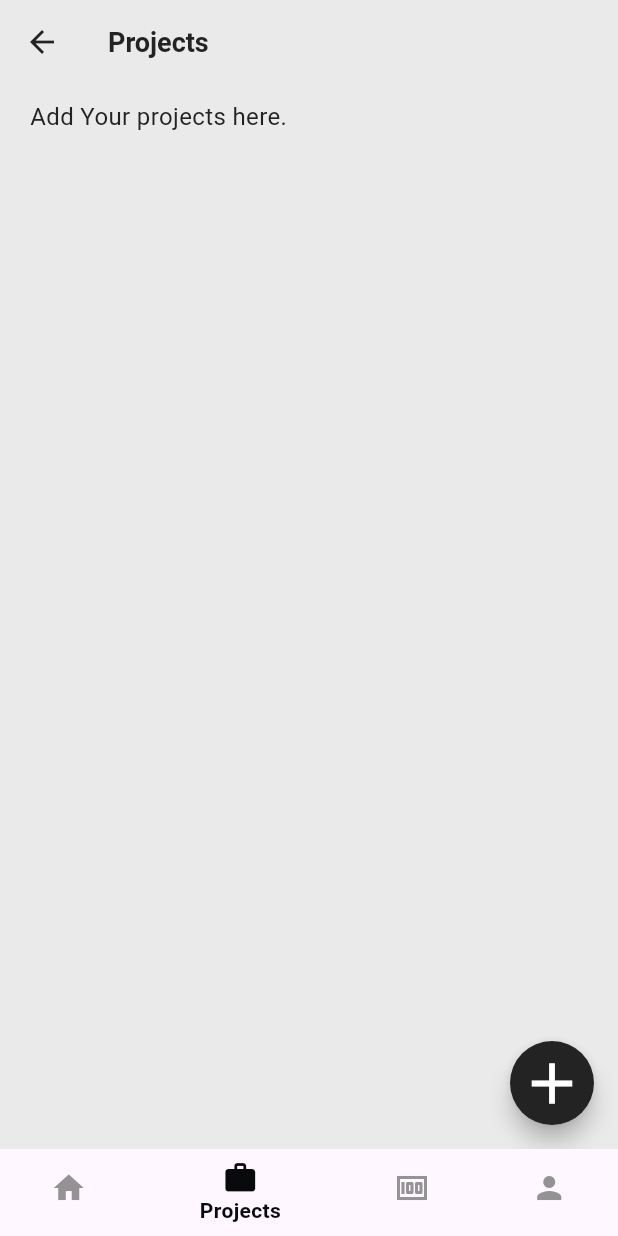
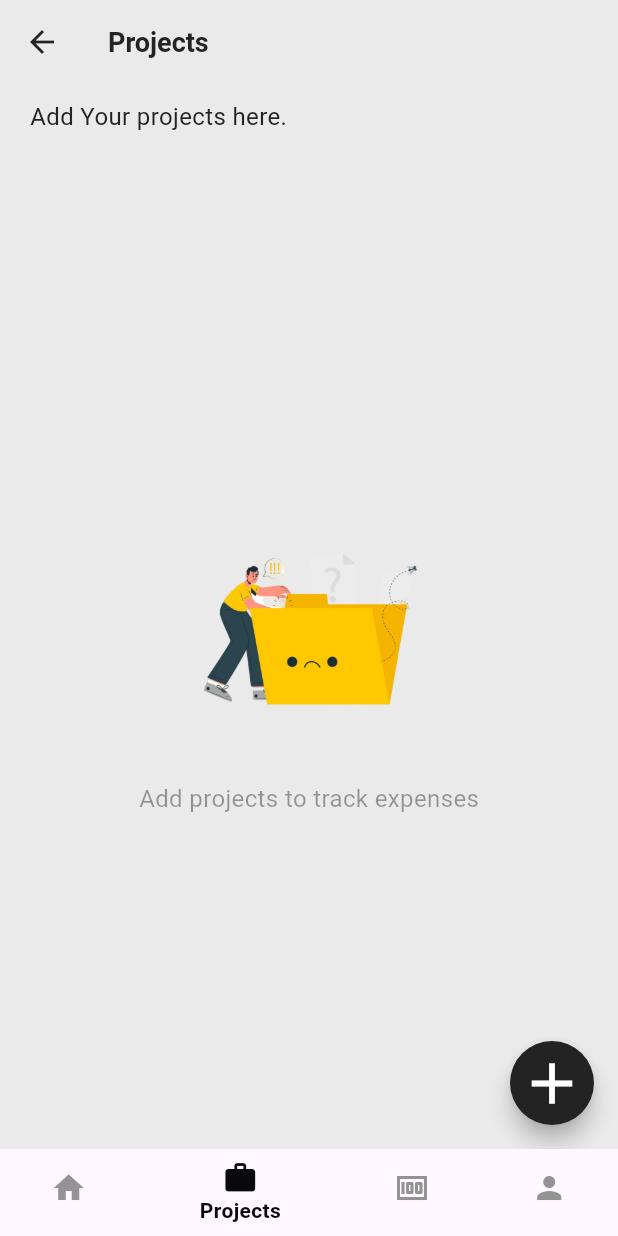
Before and after one commit to Shahab-Malikk/trackIt, a Flutter app: the Tabs screen opened directly, item 2 of the bottom bar chosen, on a phone screen of 412 x 824 dp. Run offline on Flutter 3.47's test engine with Material 3 defaults, Android fonts, the phone set to English and light mode, and no system bars; our stand-ins replace cloud_firestore, firebase_auth, firebase_core, flutter_screenutil, transparent_image; accounts and stored records are empty; network calls fail; Roboto replaces fonts that are missing (Poppins).

Commit message:
Refactored code and removed unused code

```diff
--- a/lib/screens/home.dart
+++ b/lib/screens/home.dart
@@ -56,7 +56,7 @@ class _HomeScreenState extends State<HomeScreen> {
       try {
         userData = await UserDataService(fireStoreService).getUserData(uid);
         if (userData != null) {
-          print('User Data: $userData');
+          // debugPrint('User Data: $userData');
           setState(() {
             userName = userData?['userName'];
           });
--- a/lib/screens/project_detail.dart
+++ b/lib/screens/project_detail.dart
@@ -69,7 +69,6 @@ class _ProjectDetailScreenState extends State<ProjectDetailScreen> {
       }
     } catch (e) {
       UtilityFunctions().showInfoMessage("An error occured.", context);
-      print(e);
     }
   }
 
--- a/lib/screens/reconcilation.dart
+++ b/lib/screens/reconcilation.dart
@@ -18,7 +18,7 @@ class _ReconcilationScreenState extends State<ReconcilationScreen> {
     showModalBottomSheet(
       isScrollControlled: true,
       context: context,
-      builder: (ctx) => AddIncome(),
+      builder: (ctx) => const AddIncome(),
     );
   }
 
--- a/lib/screens/tabs.dart
+++ b/lib/screens/tabs.dart
@@ -38,7 +38,7 @@ class _TabsState extends State<Tabs> {
       try {
         userData = await UserDataService(fireStoreService).getUserData(uid);
         if (userData != null) {
-          print('User Data: $userData');
+          // debugPrint('User Data: $userData');
           setState(() {
             userName = userData?['userName'];
           });
--- a/lib/user_data_service.dart
+++ b/lib/user_data_service.dart
@@ -53,11 +53,9 @@ class UserDataService {
       if (userDoc.exists) {
         return userDoc.data() as Map<String, dynamic>;
       } else {
-        print('No data found for user with UID: $userId');
         return null;
       }
     } catch (e) {
-      print('Error fetching user data: $e');
       return null;
     }
   }
--- a/lib/widgets/balance_cards.dart
+++ b/lib/widgets/balance_cards.dart
@@ -32,7 +32,7 @@ class BalanceCards extends StatelessWidget {
                     mainAxisAlignment: MainAxisAlignment.center,
                     children: [
                       Text(
-                        '\$${financialData.totalBalance.toStringAsFixed(1)}',
+                        financialData.totalBalance.toStringAsFixed(1),
                         style: const TextStyle(
                             color: TColors.lightGreen,
                             fontSize: 22,
@@ -72,7 +72,7 @@ class BalanceCards extends StatelessWidget {
                     mainAxisAlignment: MainAxisAlignment.center,
                     children: [
                       Text(
-                        '\$${financialData.totalExpenses.toStringAsFixed(1)}',
+                        financialData.totalExpenses.toStringAsFixed(1),
                         style: const TextStyle(
                             color: TColors.lightOrange,
                             fontSize: 22,
--- a/lib/widgets/expense_item.dart
+++ b/lib/widgets/expense_item.dart
@@ -18,9 +18,7 @@ class ExpenseItem extends StatelessWidget {
 
   String get expenseAmount {
     String formattedAmount = expense.amount.toStringAsFixed(2);
-
-    //the dollar sign and handle negative amounts
-    return '-\$${formattedAmount}';
+    return '-$formattedAmount';
   }
 
   @override
--- a/lib/widgets/new_expense.dart
+++ b/lib/widgets/new_expense.dart
@@ -4,7 +4,6 @@ import 'package:expense_tracker/models/firestore_services.dart';
 import 'package:expense_tracker/theme/colors.dart';
 import 'package:expense_tracker/theme/sizes.dart';
 import 'package:flutter/material.dart';
-import 'package:flutter/widgets.dart';
 
 class NewExpense extends StatefulWidget {
   final void Function(Expense expense) onAddExpense;
@@ -40,10 +39,6 @@ class _NewExpenseState extends State<NewExpense> {
     super.initState();
     _fetchCategories();
     _fetchContributors();
-    // if (widget.categories.isNotEmpty) {
-    //   _selectedCategory = widget.categories[0]
-    //       .name; // Assuming `ExpenseCategory` has a `name` property
-    // }
   }
 
   void _fetchContributors() async {
--- /dev/null
+++ b/lib/widgets/no_data.dart
@@ -0,0 +1,24 @@
+import 'package:flutter/material.dart';
+
+class NoData extends StatelessWidget {
+  final String message;
+  const NoData({super.key, required this.message});
+
+  @override
+  Widget build(BuildContext context) {
+    return Column(
+      crossAxisAlignment: CrossAxisAlignment.center,
+      children: [
+        Image.asset(
+          'assets/images/noData.png',
+          width: 200,
+          height: 200,
+        ),
+        Text(
+          message,
+          style: const TextStyle(fontSize: 16, color: Colors.black38),
+        )
+      ],
+    );
+  }
+}
--- a/lib/widgets/projects_list.dart
+++ b/lib/widgets/projects_list.dart
@@ -1,4 +1,5 @@
 import 'package:expense_tracker/models/project.dart';
+import 'package:expense_tracker/widgets/no_data.dart';
 import 'package:expense_tracker/widgets/project_item.dart';
 import 'package:flutter/material.dart';
 
@@ -13,6 +14,8 @@ class ProjectsList extends StatelessWidget {
 
   @override
   Widget build(BuildContext context) {
+    if (projects.isNotEmpty) {
+      // If there are projects, show the list
       return ListView.builder(
         itemCount: projects.length,
         itemBuilder: (context, index) => Dismissible(
@@ -24,5 +27,19 @@ class ProjectsList extends StatelessWidget {
           ),
         ),
       );
+    } else {
+      // If there are no projects, show the NoData widget centered
+      return const Center(
+        child: Column(
+          mainAxisAlignment: MainAxisAlignment.center, // Center vertically
+          crossAxisAlignment: CrossAxisAlignment.center, // Center horizontally
+          children: const [
+            NoData(
+              message: "Add projects to track expenses",
+            ),
+          ],
+        ),
+      );
     }
   }
+}
--- a/pubspec.yaml
+++ b/pubspec.yaml
@@ -65,9 +65,8 @@ flutter:
   uses-material-design: true
 
   # To add assets to your application, add an assets section, like this:
-  # assets:
-  #   - images/a_dot_burr.jpeg
-  #   - images/a_dot_ham.jpeg
+  assets:
+    - assets/images/noData.png
 
   # An image asset can refer to one or more resolution-specific "variants", see
   # https://flutter.dev/assets-and-images/#resolution-aware
```
Also changed, not shown: lib/screens/expenses.dart (+0 -18 lines), lib/screens/projects.dart (+6 -4 lines), lib/widgets/add_income.dart (+0 -10 lines), lib/widgets/expenses.dart (+2 -7 lines), lib/widgets/recent_projects.dart (+11 -4 lines), assets/images/noData.png (added). Lines whose indentation alone changed are shown as unchanged.
